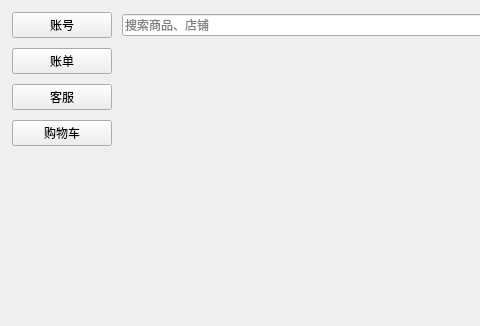
First picture: the form in client/ui/mainwindow.ui, repository Hela1110/test, before the edit; both pictures show x 0 to 480 and y 0 to 326 of the 1024 by 768 pixel window.
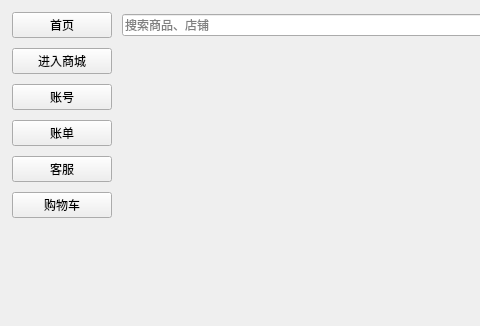
Second picture: the form after the edit.

The edit to the form file:
```diff
--- a/client/ui/mainwindow.ui
+++ b/client/ui/mainwindow.ui
@@ -25,6 +25,32 @@
     <item>
      <layout class="QVBoxLayout" name="leftSidebarLayout">
       <item>
+      <widget class="QPushButton" name="homeButton">
+       <property name="text">
+        <string>首页</string>
+       </property>
+       <property name="minimumSize">
+        <size>
+         <width>100</width>
+         <height>0</height>
+        </size>
+       </property>
+      </widget>
+        </item>
+        <item>
+      <widget class="QPushButton" name="enterMallButton">
+       <property name="text">
+        <string>进入商城</string>
+       </property>
+       <property name="minimumSize">
+        <size>
+         <width>100</width>
+         <height>0</height>
+        </size>
+       </property>
+      </widget>
+        </item>
+        <item>
        <widget class="QPushButton" name="accountButton">
         <property name="text">
          <string>账号</string>
```
